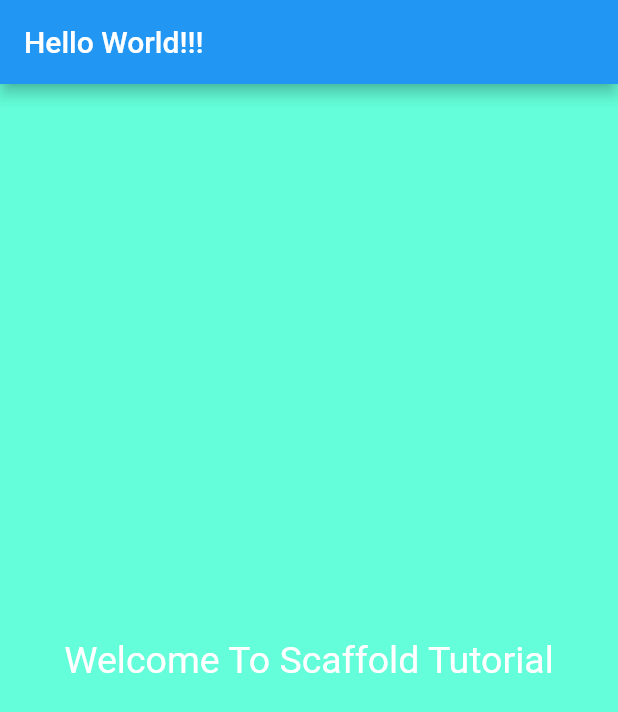
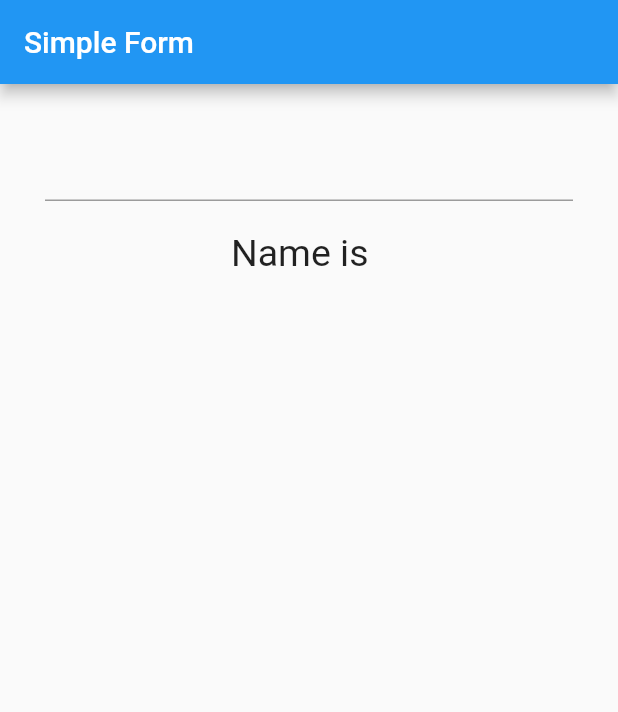
Before and after one commit to Er-Jrsingh/fluty_learn, a Flutter app: the screen it shows after launch, on a phone screen of 412 x 824 dp. Shown: the top 712 px of the screen. Run offline on Flutter 3.47's test engine with Material 2 defaults, Android fonts, the phone set to English and light mode, and no system bars.

Commit message:
Fluty Form Tutoriral

```diff
--- a/lib/main.dart
+++ b/lib/main.dart
@@ -1,25 +1,56 @@
 import 'package:flutter/material.dart';
+// ignore: implementation_imports
+import 'package:flutter/src/widgets/framework.dart';
 
 void main() {
   runApp(
+
     MaterialApp(
-      debugShowCheckedModeBanner:false,
-      title:"MaterilApp Title",
-      home:Scaffold(
-          appBar: AppBar(title:Text("Hello World!!!"),),
-          body:Material(
-              color:Colors.tealAccent,
-              child:Center(
-                child:Text(
-                  "Welcome To Scaffold Tutorial",
-                  textDirection:TextDirection.ltr,
-                  style:TextStyle(
-                    color:Colors.white,
-                    fontSize: 25.0,
-                  )
-                )
-              ),
-            )
-        )
-     ));
+      debugShowCheckedModeBanner: false,
+      title: "Simple Form",
+
+      home:SimpleForm()
+      )
+  );
 }
+
+
+class SimpleForm extends StatefulWidget {
+  @override
+  State<StatefulWidget> createState() {
+
+    return _SimpleFormState();
+  }
+
+
+}
+
+class _SimpleFormState extends State<SimpleForm>{
+
+String name=" ";
+  @override
+  Widget build(BuildContext context) {
+    return Scaffold(
+      appBar:AppBar(title:Text("Simple Form",)),
+      body:Container(
+        margin: EdgeInsets.all(30.0),
+        child:Column(
+        children: <Widget>[
+          TextField(
+            onSubmitted:(String userName){
+              setState(() {
+                name= userName;
+               });
+              },
+             ),
+            Padding(padding: EdgeInsets.all(20.0),
+            child:Text(
+              "Name is $name",
+              style:TextStyle(fontSize: 25.0)
+            )),
+
+        ],
+        ),),
+    );
+  }
+}
```
Also changed, not shown: 1 other file.
